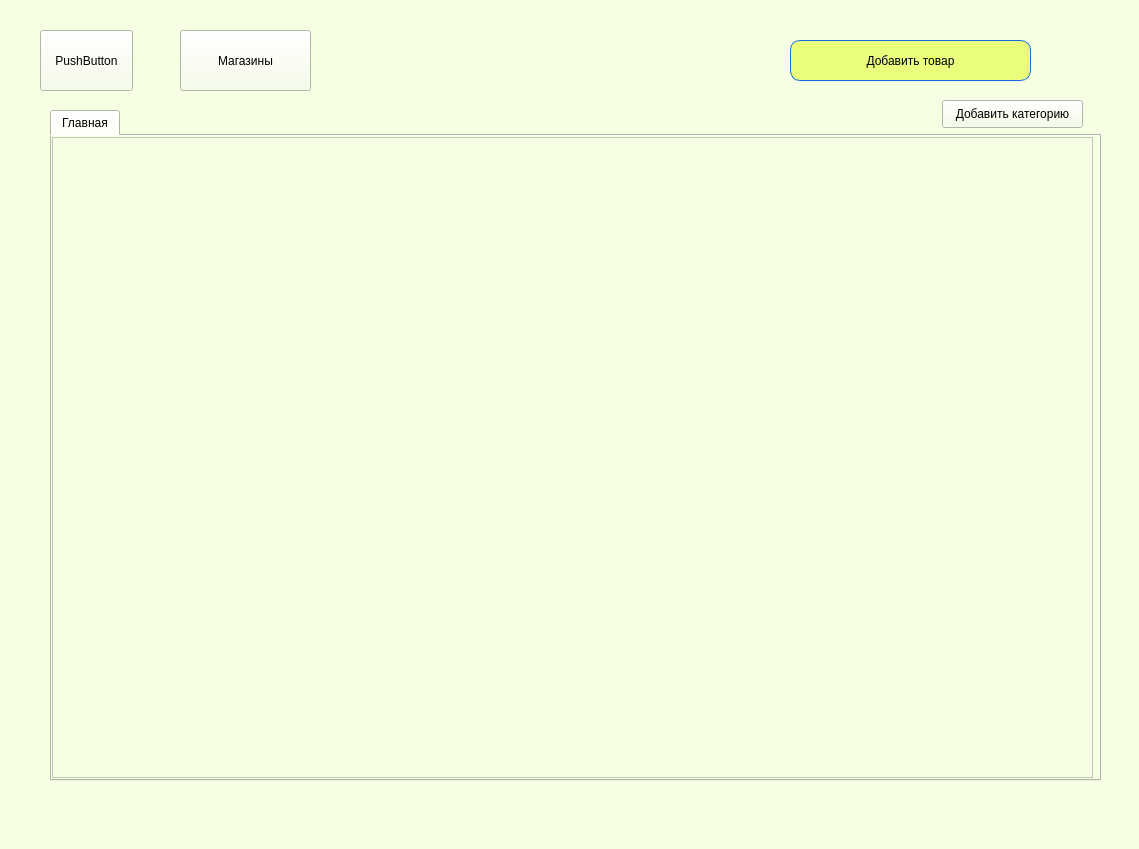
NikName2021/Discount_project, file main_window.ui: the form before one commit.
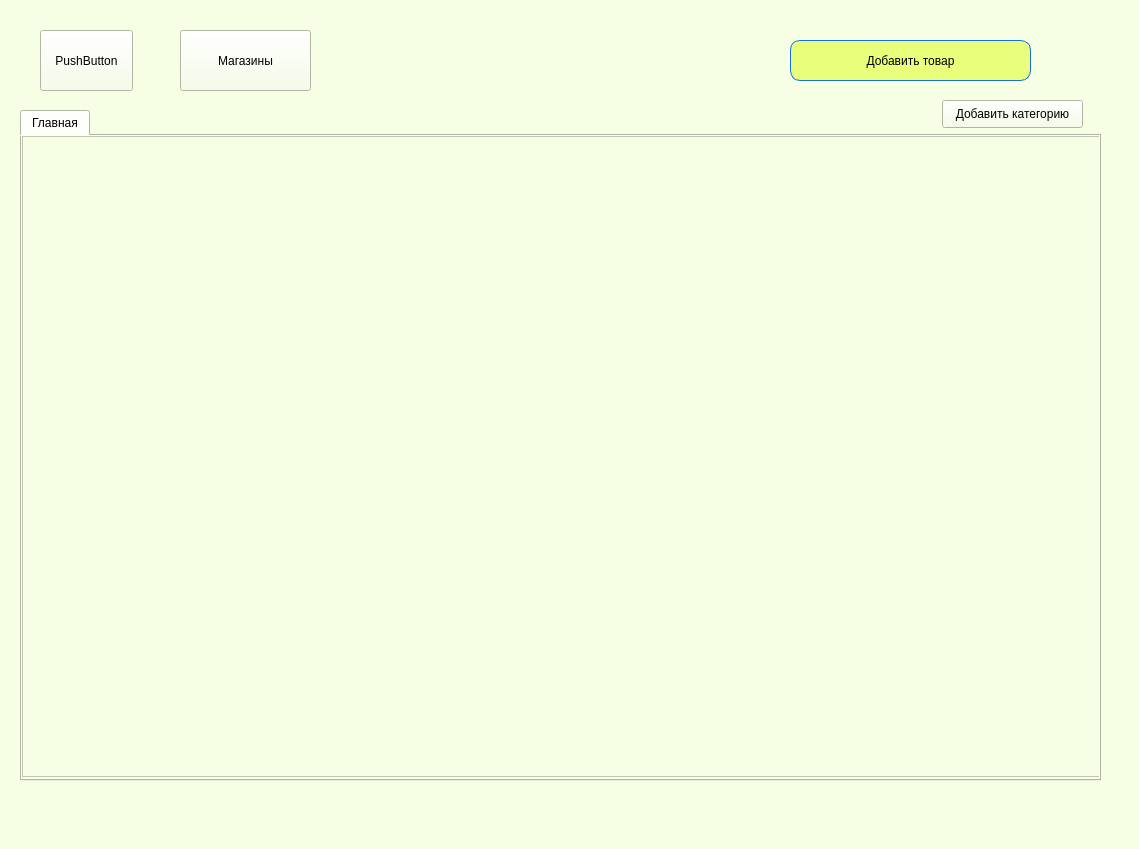
The form after the commit.

What changed in the file:
```diff
--- a/main_window.ui
+++ b/main_window.ui
@@ -72,9 +72,9 @@
    <widget class="QTabWidget" name="tabWidget">
     <property name="geometry">
      <rect>
-      <x>50</x>
+      <x>20</x>
       <y>110</y>
-      <width>1051</width>
+      <width>1081</width>
       <height>671</height>
      </rect>
     </property>
@@ -101,8 +101,8 @@
       <property name="geometry">
        <rect>
         <x>0</x>
-        <y>1</y>
-        <width>1041</width>
+        <y>0</y>
+        <width>1081</width>
         <height>641</height>
        </rect>
       </property>
```
